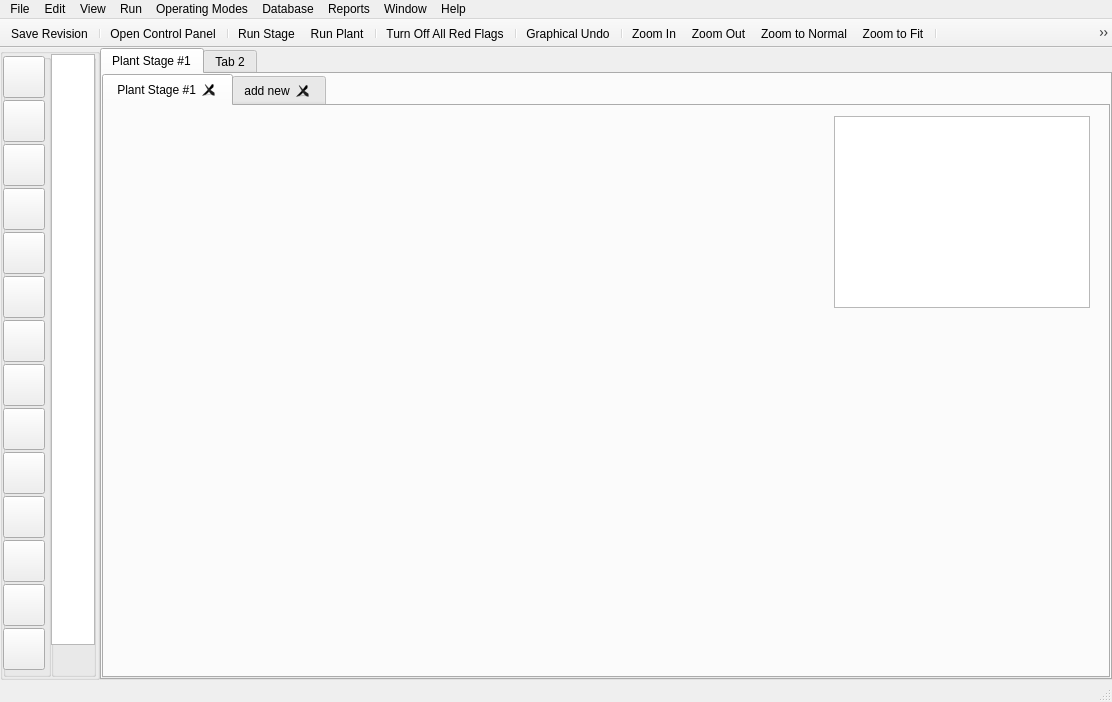
Qt form KCopyAgg/mainwindow.ui (SathvikaNarla11/QTAgg) before a commit.
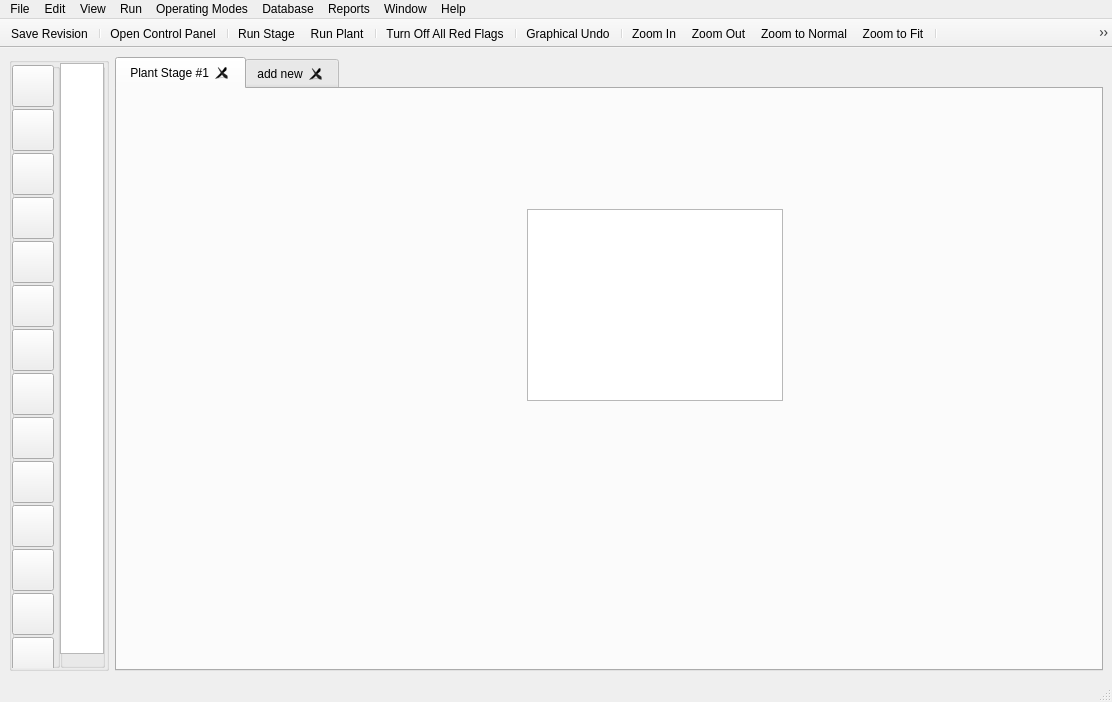
The same form after that commit. Icons and pictures are not drawn. Custom widgets are drawn as their Qt base class.

```diff
--- a/KCopyAgg/mainwindow.ui
+++ b/KCopyAgg/mainwindow.ui
@@ -17,22 +17,9 @@
    <string>MainWindow</string>
   </property>
   <widget class="QWidget" name="centralwidget">
-   <layout class="QHBoxLayout" name="horizontalLayout_3">
-    <property name="spacing">
-     <number>0</number>
-    </property>
-    <property name="leftMargin">
-     <number>0</number>
-    </property>
-    <property name="topMargin">
-     <number>0</number>
-    </property>
-    <property name="rightMargin">
-     <number>0</number>
-    </property>
-    <property name="bottomMargin">
-     <number>0</number>
-    </property>
+   <layout class="QVBoxLayout" name="verticalLayout">
+    <item>
+     <layout class="QHBoxLayout" name="horizontalLayout">
     <item>
      <widget class="QGroupBox" name="groupBoxToolMain">
       <property name="minimumSize">
@@ -554,31 +541,6 @@
      </widget>
     </item>
     <item>
-     <widget class="QTabWidget" name="tabWidgetMain">
-      <property name="currentIndex">
-       <number>0</number>
-      </property>
-      <widget class="QWidget" name="tabMain">
-       <attribute name="title">
-        <string>Plant Stage #1</string>
-       </attribute>
-       <layout class="QVBoxLayout" name="verticalLayout">
-        <property name="spacing">
-         <number>0</number>
-        </property>
-        <property name="leftMargin">
-         <number>0</number>
-        </property>
-        <property name="topMargin">
-         <number>0</number>
-        </property>
-        <property name="rightMargin">
-         <number>0</number>
-        </property>
-        <property name="bottomMargin">
-         <number>0</number>
-        </property>
-        <item>
          <widget class="QTabWidget" name="tabWidget">
           <property name="currentIndex">
            <number>0</number>
@@ -596,8 +558,8 @@
            <widget class="CustomGraphicsView" name="graphicsView">
             <property name="geometry">
              <rect>
-              <x>730</x>
-              <y>10</y>
+            <x>410</x>
+            <y>120</y>
               <width>256</width>
               <height>192</height>
              </rect>
@@ -647,13 +609,6 @@
          </widget>
         </item>
        </layout>
-      </widget>
-      <widget class="QWidget" name="tab_4">
-       <attribute name="title">
-        <string>Tab 2</string>
-       </attribute>
-      </widget>
-     </widget>
     </item>
    </layout>
   </widget>
```
Lines whose indentation alone changed are shown as unchanged.
